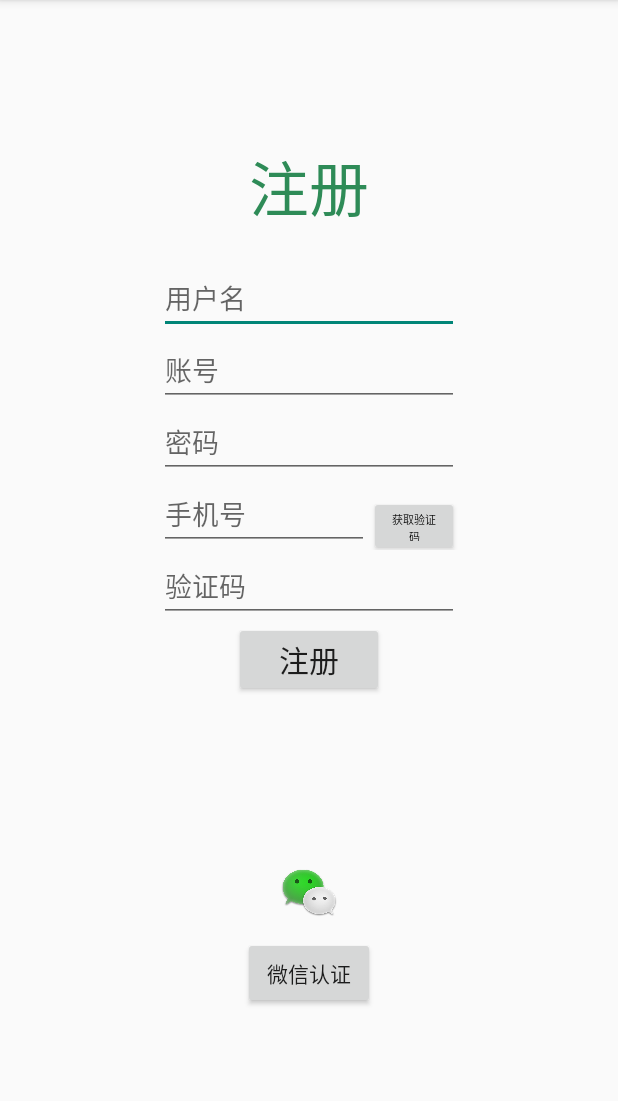
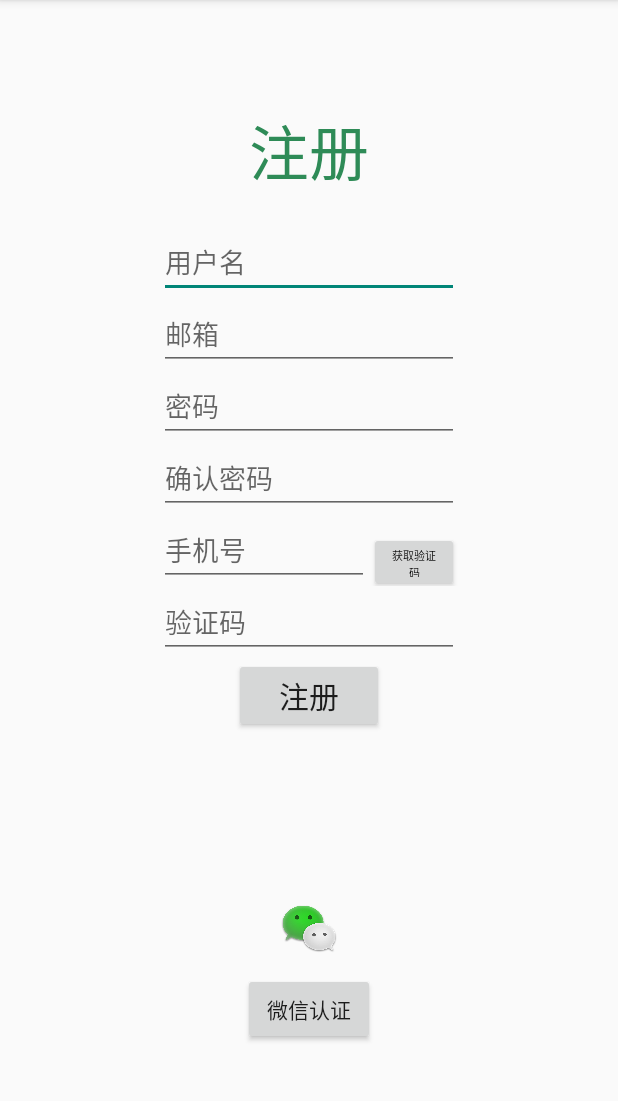
Before and after one commit to code-yue/wuxinmima, an Android app: the Enroll screen opened directly, with no data from a screen before it, on a phone screen of 412 x 824 dp, the part 84-1185 px from its top. Run offline under Robolectric (Android 15) with nearby library versions, the light colour scheme and no system bars.

Commit message:
数据库建立以及用户信息表建立

```diff
--- a/app/build.gradle
+++ b/app/build.gradle
@@ -36,4 +36,8 @@ dependencies {
     testImplementation 'junit:junit:4.+'
     androidTestImplementation 'androidx.test.ext:junit:1.1.1'
     androidTestImplementation 'androidx.test.espresso:espresso-core:3.2.0'
+    implementation 'org.litepal.android:java:3.0.0'
+    implementation 'com.squareup.okhttp3:okhttp:3.4.1'
+    implementation 'com.google.code.gson:gson:2.7'
+    implementation 'com.github.bumptech.glide:glide:3.7.0'
 }
--- a/app/src/main/AndroidManifest.xml
+++ b/app/src/main/AndroidManifest.xml
@@ -3,6 +3,7 @@
     package="com.example.wuxinmima">
 
     <application
+        android:name="org.litepal.LitePalApplication"
         android:allowBackup="true"
         android:icon="@mipmap/ic_launcher"
         android:label="@string/app_name"
--- a/app/src/main/java/com/example/wuxinmima/Enroll.java
+++ b/app/src/main/java/com/example/wuxinmima/Enroll.java
@@ -2,15 +2,48 @@ package com.example.wuxinmima;
 
 import androidx.appcompat.app.AppCompatActivity;
 
+import android.content.Intent;
 import android.os.Bundle;
+import android.view.View;
 import android.widget.Button;
+import android.widget.EditText;
 
-public class Enroll extends AppCompatActivity {
+public class Enroll extends AppCompatActivity implements View.OnClickListener{
+    private EditText 注册用户名;
+    private EditText 注册邮箱 ;
+    private EditText 注册密码;
+    private EditText 注册手机号 ;
+    private Button 注册登录 ;
 
 
     @Override
     protected void onCreate(Bundle savedInstanceState) {
         super.onCreate(savedInstanceState);
         setContentView(R.layout.activity_enroll);
+         注册用户名 = (EditText)findViewById(R.id.用户名);
+         注册邮箱 = (EditText)findViewById(R.id.邮箱);
+         注册密码 = (EditText)findViewById(R.id.注册密码);
+         注册手机号 = (EditText)findViewById(R.id.注册手机号);
+         注册登录 = (Button)findViewById(R.id.注册登录);
+        注册登录.setOnClickListener(this);
+    }
+
+    @Override
+    public void onClick(View v) {
+        switch (v.getId()){
+            case R.id.注册登录:
+                String 用户名 = 注册用户名.getText().toString();
+                String 邮箱 = 注册邮箱.getText().toString();
+                String 密码 = 注册密码.getText().toString();
+                String 手机号 = 注册手机号.getText().toString();
+                Users users = new Users();
+                users.set用户名(用户名);
+                users.set邮箱(邮箱);
+                users.set密码(密码);
+                users.set手机号(手机号);
+                users.save();
+                Intent intent = new Intent(Enroll.this,MainActivity.class);
+                startActivity(intent);
+        }
     }
 }
--- a/app/src/main/res/layout/activity_enroll.xml
+++ b/app/src/main/res/layout/activity_enroll.xml
@@ -27,13 +27,12 @@
             android:layout_marginTop="20dp"
             android:hint="用户名"
             android:maxLines="1" />
-
         <EditText
-            android:id="@+id/注册账号"
+            android:id="@+id/邮箱"
             android:layout_width="200dp"
             android:layout_height="wrap_content"
             android:layout_gravity="center_horizontal"
-            android:hint="账号"
+            android:hint="邮箱"
             android:maxLines="1" />
 
         <EditText
@@ -42,6 +41,13 @@
             android:layout_height="wrap_content"
             android:layout_gravity="center_horizontal"
             android:hint="密码"
+            android:maxLines="1" />
+        <EditText
+            android:id="@+id/密码确认"
+            android:layout_width="200dp"
+            android:layout_height="wrap_content"
+            android:layout_gravity="center_horizontal"
+            android:hint="确认密码"
             android:maxLines="1" />
 
         <LinearLayout
--- a/app/src/main/res/layout/activity_login.xml
+++ b/app/src/main/res/layout/activity_login.xml
@@ -25,7 +25,7 @@
             android:layout_height="wrap_content"
             android:layout_gravity="center_horizontal"
             android:layout_marginTop="20dp"
-            android:hint="账号"
+            android:hint="用户名/邮箱"
             android:maxLines="1" />
 
         <EditText
```
Also changed, not shown: app/src/main/assets/litepal.xml (added, +8 -0 lines), app/src/main/java/com/example/wuxinmima/Users.java (added, +52 -0 lines).
